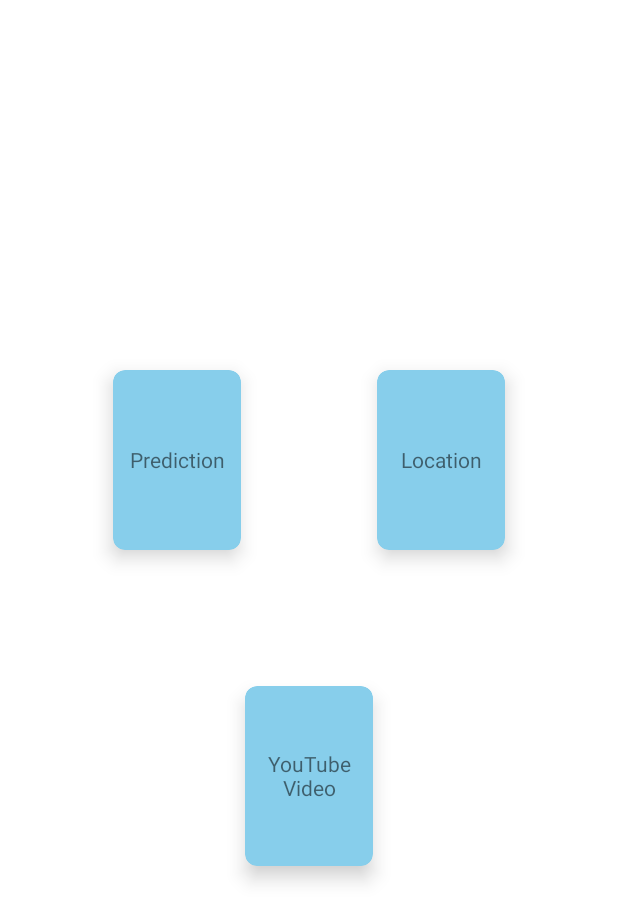
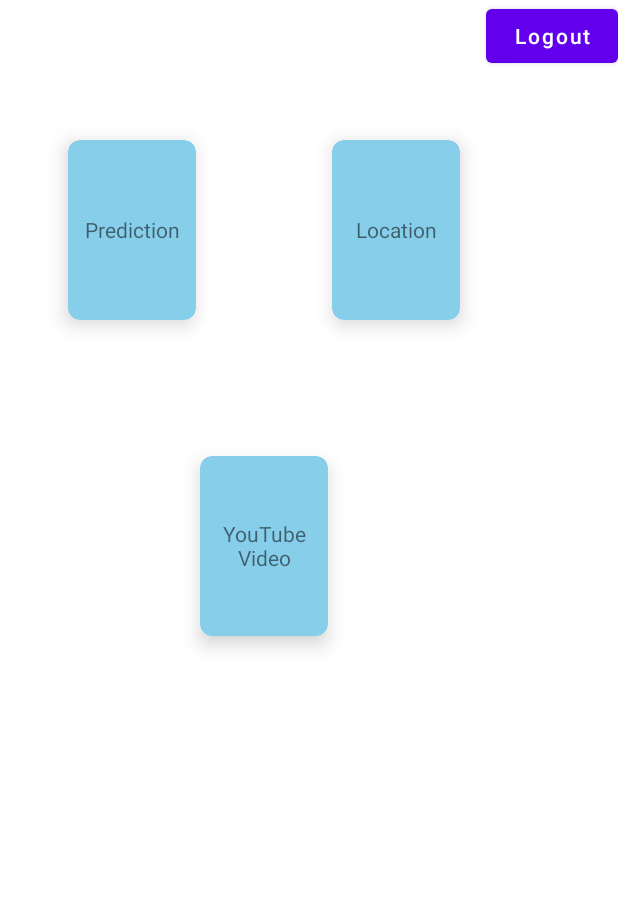
Before and after one commit to BlackHole128/Dog-and-cat-image-prediction, an Android app: the Home screen opened directly, with no data from a screen before it, on a phone screen of 412 x 824 dp. Shown: the top 922 px of the screen. Run offline under Robolectric (Android 15) with nearby library versions, the phone set to English and light mode, and no system bars.

Commit message:
androied project

```diff
--- a/app/src/main/res/layout/activity_home.xml
+++ b/app/src/main/res/layout/activity_home.xml
@@ -4,9 +4,30 @@
     xmlns:tools="http://schemas.android.com/tools"
     android:layout_width="match_parent"
     android:layout_height="match_parent"
-    android:gravity="center"
+
     android:orientation="vertical"
-    tools:context=".Home">
+    tools:context=".Home"
+    >
+
+    <RelativeLayout
+        android:layout_width="wrap_content"
+        android:layout_height="wrap_content"
+        android:layout_marginTop="0dp">
+
+        <Button
+            android:id="@+id/logout"
+            android:layout_width="wrap_content"
+            android:layout_height="wrap_content"
+            android:layout_alignParentTop="true"
+            android:layout_alignParentRight="true"
+            android:text="Logout"
+            android:textAllCaps="false" />
+    </RelativeLayout>
+    <LinearLayout
+        android:layout_width="wrap_content"
+        android:layout_height="wrap_content"
+        android:gravity="center"
+        android:orientation="vertical">
     <LinearLayout
         android:layout_width="wrap_content"
         android:layout_height="wrap_content"
@@ -41,6 +62,11 @@
             android:text="Location"/>
     </androidx.cardview.widget.CardView>
     </LinearLayout>
+    <LinearLayout
+        android:layout_width="wrap_content"
+        android:layout_height="wrap_content"
+        android:gravity="center"
+        android:orientation="horizontal">
     <androidx.cardview.widget.CardView
         android:layout_width="wrap_content"
         android:layout_height="wrap_content"
@@ -55,6 +81,7 @@
             android:gravity="center"
             android:text="YouTube\nVideo"/>
     </androidx.cardview.widget.CardView>
-
+    </LinearLayout>
+    </LinearLayout>
 
 </LinearLayout>
```
Also changed, not shown: app/src/main/java/com/example/dogimagepredection/Home.java (+10 -0 lines), app/src/main/java/com/example/dogimagepredection/SessionManeger.java (added, +28 -0 lines), app/src/main/java/com/example/dogimagepredection/UserS.java (added, +27 -0 lines), app/src/main/java/com/example/dogimagepredection/sign_in.java (+20 -0 lines).
